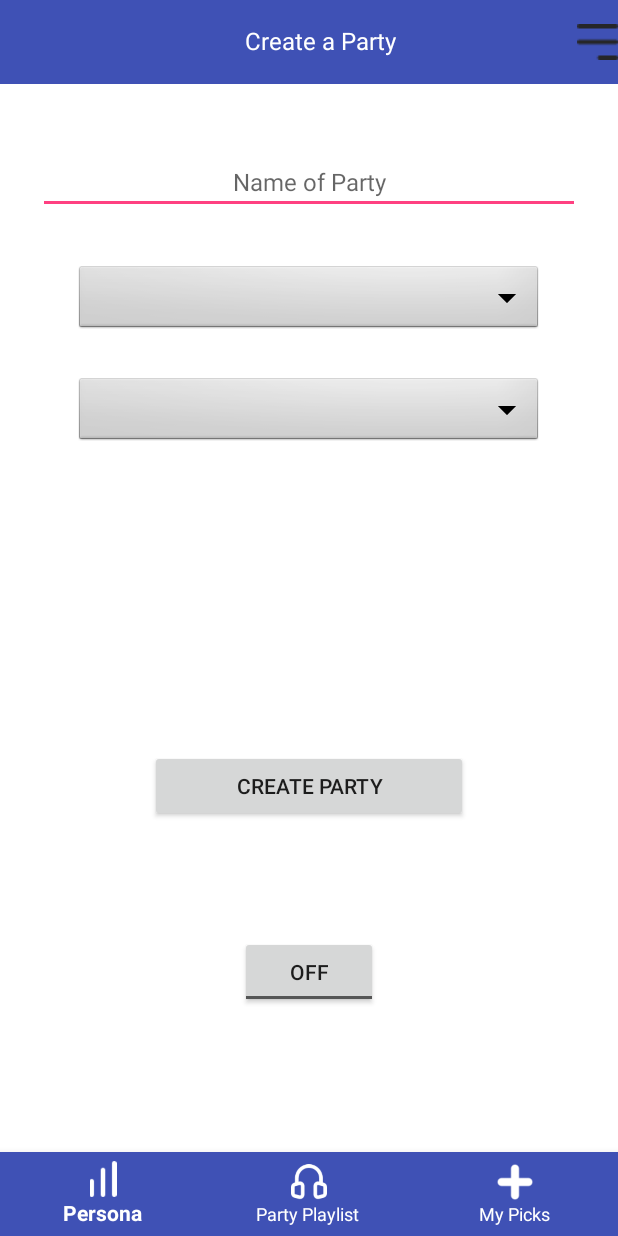
After one commit to kandi97/aux_cord, an Android app: the create_party screen opened directly, with no data from a screen before it, on a phone screen of 412 x 824 dp. The commit adds this screen. Run offline under Robolectric (Android 15) with nearby library versions, the phone set to English and light mode, and no system bars.

Commit message:
cfreate party

```diff
--- a/AuxCord/app/src/main/AndroidManifest.xml
+++ b/AuxCord/app/src/main/AndroidManifest.xml
@@ -23,7 +23,8 @@
         <activity android:name=".home" />
         <activity android:name=".party_playlist" />
         <activity android:name=".my_picks" />
-        <activity android:name=".persona"></activity>
+        <activity android:name=".persona" />
+        <activity android:name=".create_party"></activity>
     </application>
 
 </manifest>
--- /dev/null
+++ b/AuxCord/app/src/main/java/com/example/pruales/auxcord/create_party.java
@@ -0,0 +1,13 @@
+package com.example.pruales.auxcord;
+
+import android.support.v7.app.AppCompatActivity;
+import android.os.Bundle;
+
+public class create_party extends AppCompatActivity {
+
+    @Override
+    protected void onCreate(Bundle savedInstanceState) {
+        super.onCreate(savedInstanceState);
+        setContentView(R.layout.activity_create_party);
+    }
+}
--- a/AuxCord/app/src/main/java/com/example/pruales/auxcord/home.java
+++ b/AuxCord/app/src/main/java/com/example/pruales/auxcord/home.java
@@ -39,6 +39,8 @@ public class home extends AppCompatActivity {
         switch(view.getId()) {
             case R.id.join1:
                 Log.d("STATE", "joining party 1");
+//                Intent intent = new Intent(this, party_playlist.class);
+//                startActivity(intent);
                 break;
             case R.id.join2:
                 Log.d("STATE", "joining party 2");
@@ -52,13 +54,14 @@ public class home extends AppCompatActivity {
             case R.id.join5:
                 Log.d("STATE", "joining party 5");
                 break;
+            case R.id.start_party:
+                Intent intent = new Intent(this, create_party.class);
+                startActivity(intent);
+                break;
             default:
                 Log.d("STATE", "uncaught id");
                 break;
         }
 
-        Intent intent = new Intent(this, party_playlist.class);
-        startActivity(intent);
-
     }
 }
--- /dev/null
+++ b/AuxCord/app/src/main/res/layout/activity_create_party.xml
@@ -0,0 +1,117 @@
+<?xml version="1.0" encoding="utf-8"?>
+<FrameLayout xmlns:android="http://schemas.android.com/apk/res/android"
+    android:layout_width="fill_parent"
+    android:layout_height="fill_parent"
+    xmlns:tools="http://schemas.android.com/tools"
+    android:background="@android:color/white"
+    android:orientation="vertical">
+
+    <android.support.v7.widget.Toolbar xmlns:android="http://schemas.android.com/apk/res/android"
+        xmlns:app="http://schemas.android.com/apk/res-auto"
+        android:id="@+id/toolbar"
+        android:layout_width="match_parent"
+        android:layout_height="wrap_content"
+        app:contentInsetLeft="0dp"
+        app:contentInsetRight="0dp"
+        android:background="?attr/colorPrimary">
+
+        <RelativeLayout
+            android:layout_width="match_parent"
+            android:layout_height="wrap_content">
+            <TextView
+                android:id="@+id/toolbar_title"
+                android:layout_width="wrap_content"
+                android:layout_height="wrap_content"
+                android:text="Create a Party"
+                android:textSize="16dp"
+                android:layout_gravity="center"
+                android:layout_centerHorizontal="true"
+                android:textColor="@android:color/white"/>
+            <ImageButton
+                android:layout_width="wrap_content"
+                android:layout_height="wrap_content"
+                android:background="@drawable/menu1"
+                android:layout_toRightOf="@id/toolbar_title"
+                android:layout_marginLeft="120dp"
+                android:layout_gravity="right" />
+
+
+        </RelativeLayout>
+
+
+
+
+    </android.support.v7.widget.Toolbar>
+
+    <RelativeLayout xmlns:android="http://schemas.android.com/apk/res/android"
+        xmlns:app="http://schemas.android.com/apk/res-auto"
+        android:layout_width="match_parent"
+        android:layout_height="match_parent">
+
+
+        <android.support.design.widget.BottomNavigationView
+            android:id="@+id/bottom_navigation"
+            android:layout_width="match_parent"
+            android:layout_height="wrap_content"
+            android:layout_alignParentBottom="true"
+            app:itemBackground="@color/colorPrimary"
+            app:menu="@menu/bottom_navigation_main"
+            app:itemIconTint="@drawable/nav_item_color_state"
+            app:itemTextColor="@drawable/nav_item_color_state"/>
+        <EditText
+            android:id="@+id/usernameInput"
+            android:layout_width="match_parent"
+            android:layout_height="wrap_content"
+            android:layout_marginLeft="25dp"
+            android:layout_marginRight="25dp"
+            android:layout_marginTop="100dp"
+            android:hint="Name of Party"
+            android:gravity="center"
+            android:inputType="textNoSuggestions"
+            android:textColor="@android:color/black"
+            android:textSize="16dp" />
+        <Spinner
+            android:layout_marginTop="175dp"
+            android:id="@+id/spinner1"
+            android:layout_width="match_parent"
+            android:layout_height="wrap_content"
+            android:background="@android:drawable/btn_dropdown"
+            android:layout_marginLeft="50dp"
+            android:layout_marginRight="50dp"
+            android:spinnerMode="dropdown"
+            />
+        <Spinner
+            android:layout_marginTop="250dp"
+            android:id="@+id/spinner2"
+            android:layout_width="match_parent"
+            android:layout_height="wrap_content"
+            android:background="@android:drawable/btn_dropdown"
+            android:layout_marginLeft="50dp"
+            android:layout_marginRight="50dp"
+            android:spinnerMode="dropdown"
+            />
+        <ToggleButton
+            android:id="@+id/toggBtn"
+            android:layout_marginTop="325dp"
+            android:layout_below="@+id/spinner2"
+            android:layout_width="match_parent"
+            android:layout_height="wrap_content"
+            android:layout_marginLeft="160dp"
+            android:layout_marginRight="160dp"
+            android:gravity="center"
+            />
+        <Button
+            android:id="@+id/button_id"
+            android:layout_height="wrap_content"
+            android:layout_width="match_parent"
+            android:layout_marginLeft="100dp"
+            android:layout_marginRight="100dp"
+            android:gravity="center"
+            android:layout_marginTop="500dp"
+            android:text="Create Party" />
+
+
+
+    </RelativeLayout>
+
+</FrameLayout>
--- a/AuxCord/app/src/main/res/layout/activity_home.xml
+++ b/AuxCord/app/src/main/res/layout/activity_home.xml
@@ -209,7 +209,8 @@
         android:layout_alignParentBottom="true"
         android:text="@string/start_party"
         android:backgroundTint="@color/colorPrimary"
-        android:textColor="@android:color/white"/>
+        android:textColor="@android:color/white"
+        android:onClick="buttonPressed"/>
 
 
 </RelativeLayout>
```
